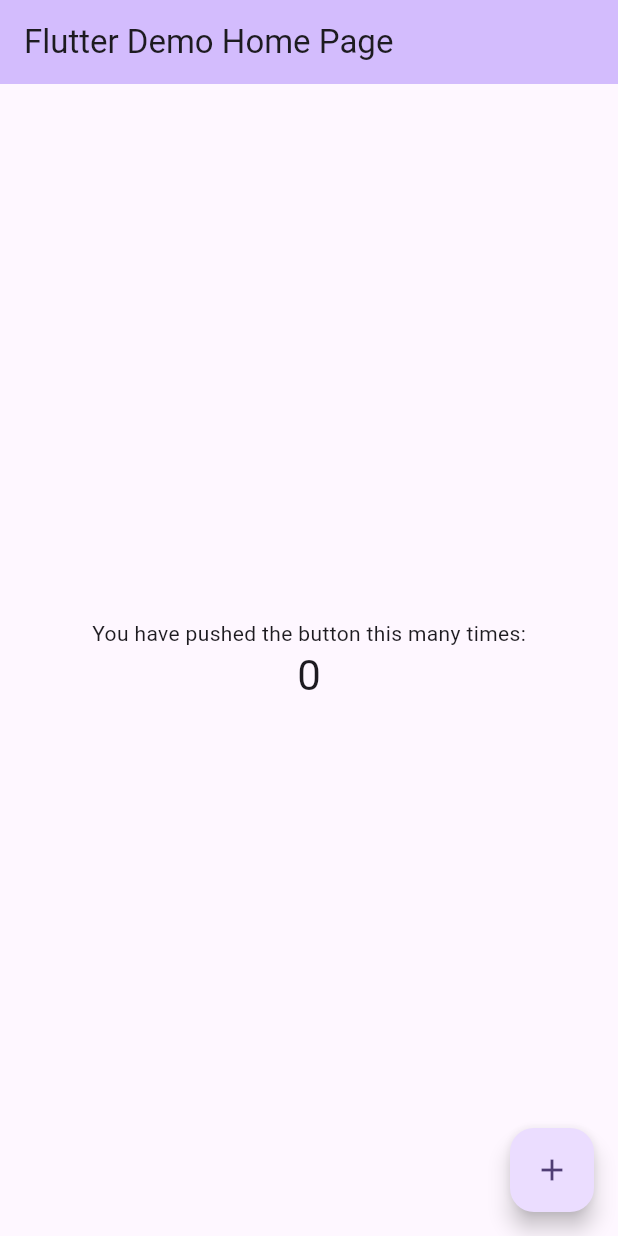
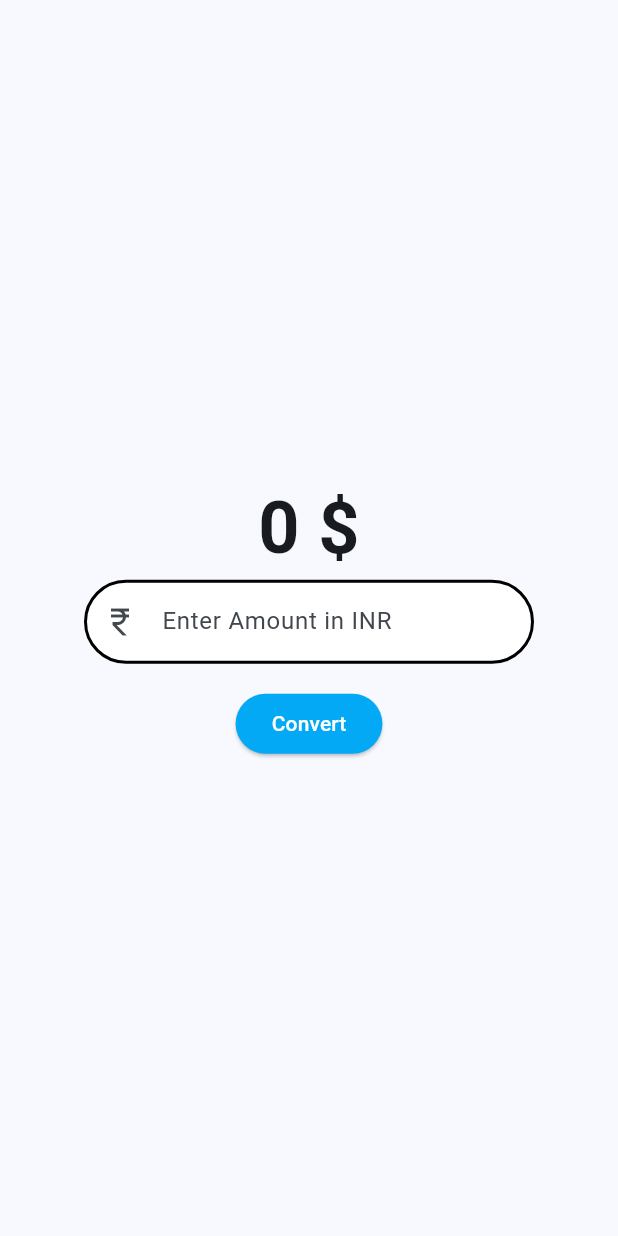
Before and after one commit to TitanGamer03/currency_converter, a Flutter app: the screen it shows after launch, on a phone screen of 412 x 824 dp. Run offline on Flutter 3.47's test engine with Material 3 defaults, Android fonts, the phone set to English and light mode, and no system bars.

Commit message:
Label, TextField and Button is Placed, only Functionality remains.

```diff
--- a/lib/main.dart
+++ b/lib/main.dart
@@ -1,4 +1,6 @@
 import 'package:flutter/material.dart';
+
+import 'pages/currency_converter_page.dart';
 
 void main() {
   runApp(const MyApp());
@@ -13,54 +15,18 @@ class MyApp extends StatelessWidget {
       title: 'Flutter Demo',
       debugShowCheckedModeBanner: false,
       theme: ThemeData(
-        colorScheme: ColorScheme.fromSeed(seedColor: Colors.deepPurple),
+        colorScheme: ColorScheme.fromSeed(seedColor: Colors.lightBlue),
       ),
-      home: const MyHomePage(title: 'Flutter Demo Home Page'),
+      home: MyHomePage(),
     );
   }
 }
 
-class MyHomePage extends StatefulWidget {
-  const MyHomePage({super.key, required this.title});
-  final String title;
-
-  @override
-  State<MyHomePage> createState() => _MyHomePageState();
-}
-
-class _MyHomePageState extends State<MyHomePage> {
-  int _counter = 0;
-
-  void _incrementCounter() {
-    setState(() {
-      _counter++;
-    });
-  }
+class MyHomePage extends StatelessWidget {
+  const MyHomePage({super.key});
 
   @override
   Widget build(BuildContext context) {
-    return Scaffold(
-      appBar: AppBar(
-        backgroundColor: Theme.of(context).colorScheme.inversePrimary,
-        title: Text(widget.title),
-      ),
-      body: Center(
-        child: Column(
-          mainAxisAlignment: MainAxisAlignment.center,
-          children: <Widget>[
-            const Text('You have pushed the button this many times:'),
-            Text(
-              '$_counter',
-              style: Theme.of(context).textTheme.headlineMedium,
-            ),
-          ],
-        ),
-      ),
-      floatingActionButton: FloatingActionButton(
-        onPressed: _incrementCounter,
-        tooltip: 'Increment',
-        child: const Icon(Icons.add),
-      ),
-    );
+    return CurrencyConverterPage();
   }
 }
--- /dev/null
+++ b/lib/pages/currency_converter_page.dart
@@ -0,0 +1,85 @@
+import 'package:flutter/material.dart';
+
+class CurrencyConverterPage extends StatefulWidget{
+  const CurrencyConverterPage({super.key});
+
+  @override
+  State<CurrencyConverterPage> createState() => _CurrencyConverterPageState();
+}
+
+class _CurrencyConverterPageState extends State<CurrencyConverterPage> {
+
+  final TextEditingController _amountController = TextEditingController();
+  double amount = 0;
+
+  @override
+  Widget build(BuildContext context) {
+    return Scaffold(
+      body: Center(
+        child: Column(
+          mainAxisAlignment: MainAxisAlignment.center,
+          children: [
+            const Text(
+              '0 \$',
+              style: TextStyle(
+                fontSize: 48,
+                fontWeight: FontWeight.bold,
+              ),
+            ),
+
+            SizedBox(
+              width: 300,
+              child: TextField(
+                controller: _amountController,
+                decoration: InputDecoration(
+                  prefixIcon: const Icon(
+                    Icons.currency_rupee,
+                  ),
+                  hintText: "Enter Amount in INR",
+                  filled: true,
+                  fillColor: Colors.white,
+                  enabledBorder: OutlineInputBorder(
+                    borderRadius: BorderRadius.circular(30),
+                    borderSide: const BorderSide(
+                      color: Colors.black,
+                      width: 2,
+                    ),
+                  ),
+                  focusedBorder: OutlineInputBorder(
+                    borderRadius: BorderRadius.circular(30),
+                    borderSide: const BorderSide(
+                      color: Colors.lightBlue,
+                      width: 2,
+                    ),
+                  ),
+                ),
+                keyboardType: TextInputType.number,
+              ),
+            ),
+
+            const SizedBox(height: 16,),
+
+            ElevatedButton(
+              onPressed: (){
+                setState(() {
+                  amount = double.parse(_amountController.text);
+                  amount = amount * 0.012;
+                });
+              },
+              style: ButtonStyle(
+                backgroundColor: WidgetStatePropertyAll(Colors.lightBlue),
+              ),
+              child: const Text(
+                "Convert",
+                style: TextStyle(
+                  color: Colors.white,
+                ),
+              ),
+            )
+
+          ],
+        ),
+      ),
+    );
+  }
+}
```
